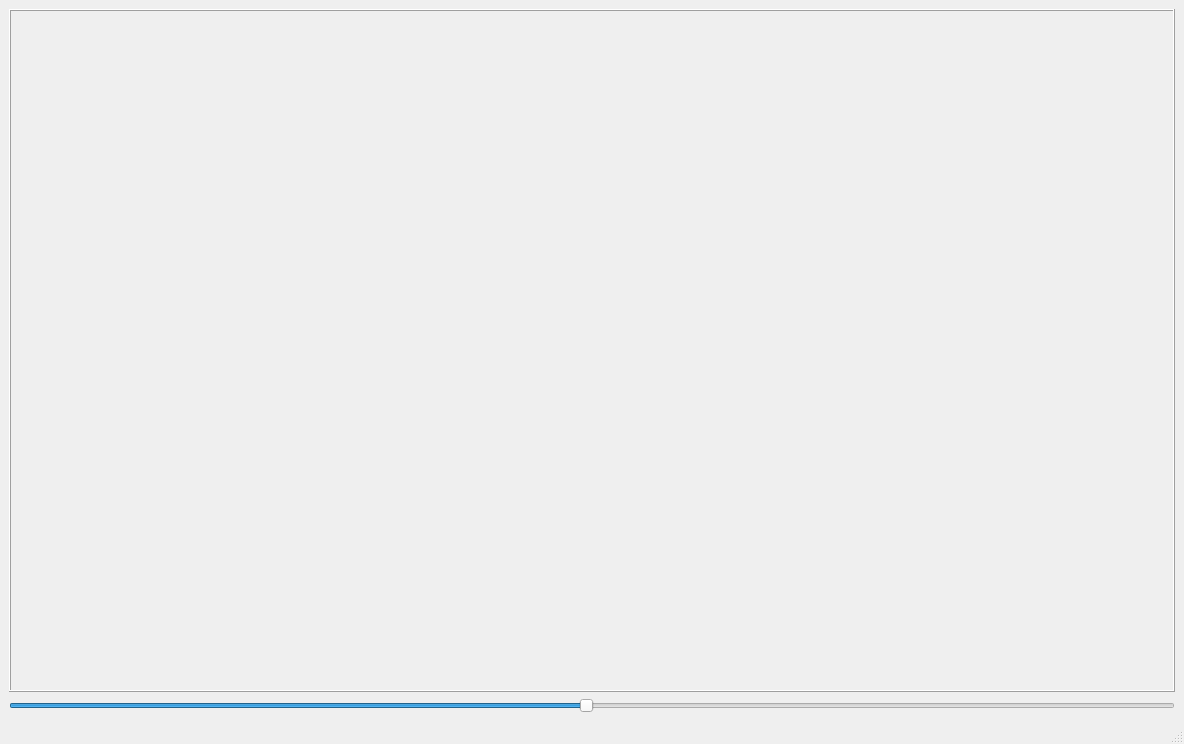
This is mainwindow.ui in fdarling/qt-opengl-non-blocking-rendering-alexzk1 as Qt 5 draws it before an edit. The edited form follows.
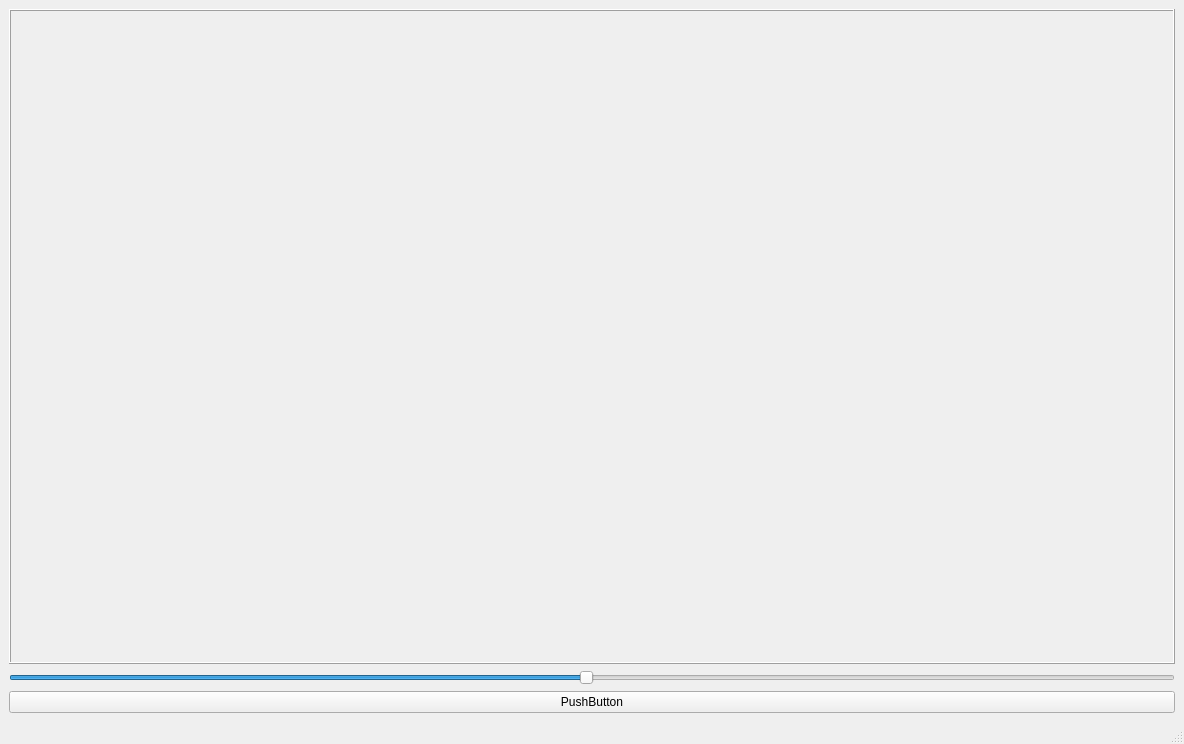
This is the edited form.

Commit message: moved thread switch to worker thread, added reset btn

```diff
--- a/mainwindow.ui
+++ b/mainwindow.ui
@@ -50,6 +50,13 @@
       </property>
      </widget>
     </item>
+    <item>
+     <widget class="QPushButton" name="Reset">
+      <property name="text">
+       <string>PushButton</string>
+      </property>
+     </widget>
+    </item>
    </layout>
   </widget>
   <widget class="QMenuBar" name="menubar">
```
The commit also changes 3 other files.
